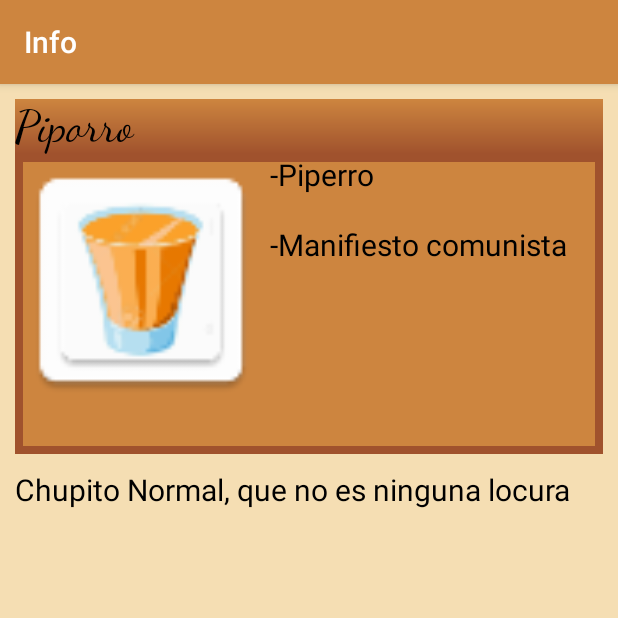
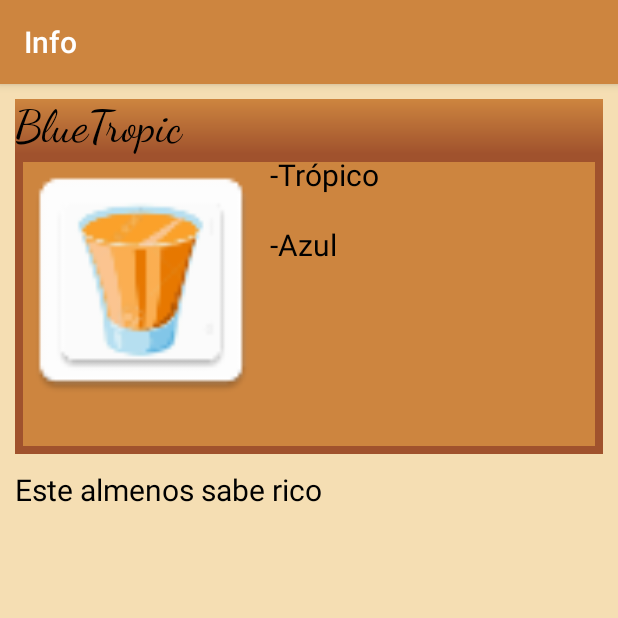
Before and after one commit to clichade/Chupitos, an Android app: the screen it shows after launch (Chupito_Activity), after a tap on "Exotico", on a phone screen of 412 x 824 dp, the top half of it. Run offline under Robolectric (Android 15) with nearby library versions, the phone set to English and light mode, and no system bars.

Commit message:
versión colgable

```diff
--- a/app/src/main/java/com/example/trjano/chupitos/Inicio_Activity.java
+++ b/app/src/main/java/com/example/trjano/chupitos/Inicio_Activity.java
@@ -31,15 +31,13 @@ public class Inicio_Activity extends AppCompatActivity implements View.OnClickLi
         setContentView(R.layout.inicio_view);
         listC = new ArrayList<>();
 
-        listC.add(new Chupito("Piporro", Tipo.EXOTICO, "Chupito Normal, que no es ninguna locura",
-                "Piperro", "Manifiesto comunista"));
 
-        listC.add(new Chupito("Piporro", Tipo.EXOTICO, "Chupito Normal, que no es ninguna locura",
-                "Piperro", "Manifiesto comunista"));
-
-        listC.add(new Chupito("Piporro", Tipo.EXOTICO, "Chupito Normal, que no es ninguna locura",
-                "Piperro", "Manifiesto comunista"));
-
+        listC.add(new Chupito("Jagger", Tipo.EXOTICO,
+                "Chupito Normal, que no es ninguna locura", "Jagger", "Lima"));
+        listC.add(new Chupito("BlueTropic", Tipo.EXOTICO,
+                "Este almenos sabe rico", "Trópico", "Azul"));
+        listC.add(new Chupito("Absenta", Tipo.EXOTICO,
+                "Es absenta, este te lo conoces", "absenta", "SATÁN","REDES"));
         btSuave = (Button) this.findViewById(R.id.btSuave);
         btExotico = (Button) this.findViewById(R.id.btExotico);
         btA_Matar = (Button) this.findViewById(R.id.btA_Matar) ;
```
